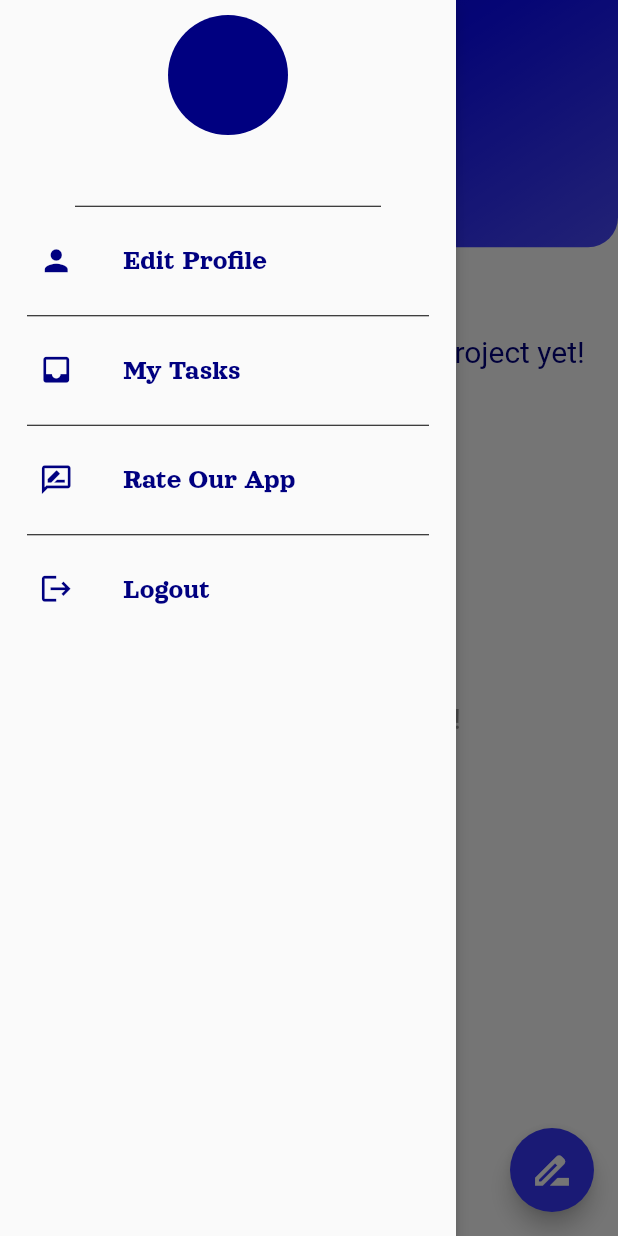
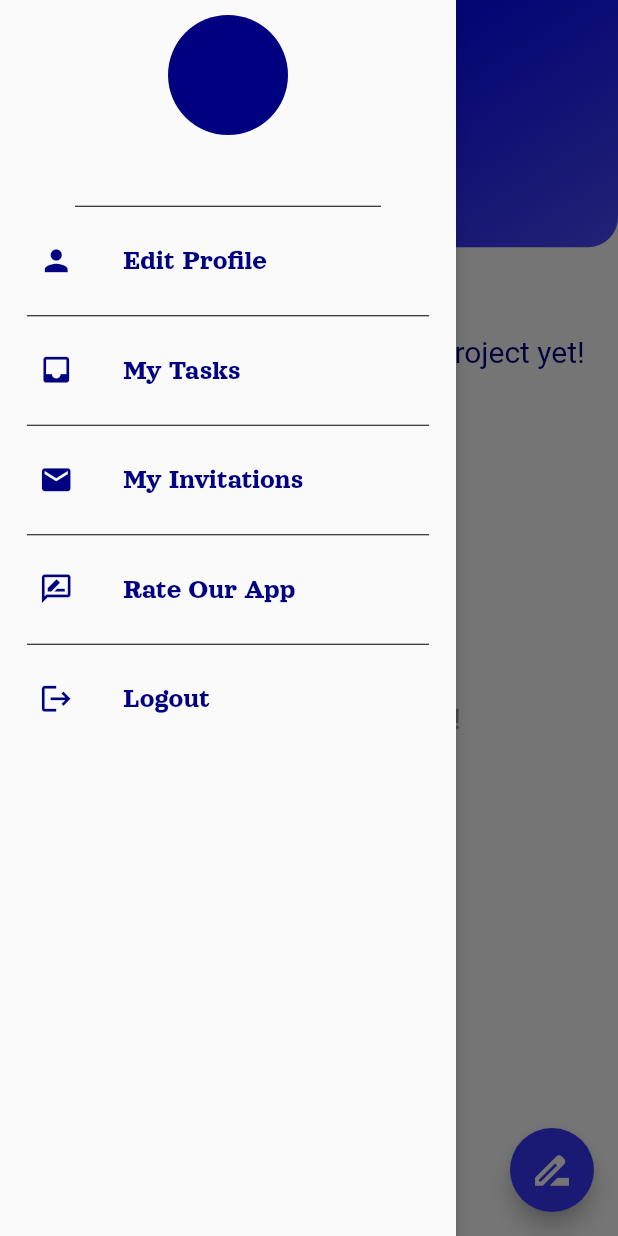
Before and after one commit to KareemMuhammad/inTask, a Flutter app: the MainScreen screen opened directly, with the side drawer open, on a phone screen of 412 x 824 dp. Run offline on Flutter 3.47's test engine with Material 2 defaults, Android fonts, the light colour scheme and no system bars; our stand-ins replace another_flushbar, audioplayers, bloc, cached_network_image, cloud_firestore, country_code_picker and 18 more; missing offline and left inert: record, search_choices; accounts and stored records are empty.

Commit message:
final commit

```diff
--- a/lib/blocs/invitation_bloc/invitation_state.dart
+++ b/lib/blocs/invitation_bloc/invitation_state.dart
@@ -6,14 +6,18 @@ abstract class InvitationState {}
 
 class InvitationInitial extends InvitationState{}
 
-class InvitationFailure extends InvitationState{}
+class InvitationReceivedFailure extends InvitationState{}
 
-class InvitationLoading extends InvitationState{}
+class InvitationUpdated extends InvitationState{}
+
+class InvitationNotUpdated extends InvitationState{}
+
+class ReceivedInvitationLoading extends InvitationState{}
 
 class InvitationDeleted extends InvitationState{}
 
-class InvitationsLoaded extends InvitationState{
-  final List<InvitationModel> invitationsList;
+class ReceivedInvitationsLoaded extends InvitationState{
+  final List<InvitationModel> receivedList;
 
-  InvitationsLoaded(this.invitationsList);
+  ReceivedInvitationsLoaded(this.receivedList);
 }
--- a/lib/blocs/project_bloc/project_cubit.dart
+++ b/lib/blocs/project_bloc/project_cubit.dart
@@ -43,13 +43,13 @@ class ProjectCubit extends Cubit<ProjectState>{
     emit(ProjectLoading());
     bool result = await projectRepository.saveProjectToDb(projectModel.toMap(),projectModel.id);
     if (result) {
-      getAllProjects(user);
+      emit(SingleProjectLoaded(projectModel));
     }else{
       emit(ProjectFailure());
     }
   }
 
-  void editProject(ProjectModel projectModel,AppUser user) async {
+  Future editProject(ProjectModel projectModel) async {
     emit(ProjectLoading());
     bool result = await projectRepository.updateCurrentProject(projectModel.toMap(),projectModel.id);
     if (result) {
--- a/lib/helper_functions/AudioRecordHelper.dart
+++ b/lib/helper_functions/AudioRecordHelper.dart
@@ -2,7 +2,6 @@ import 'package:path_provider/path_provider.dart';
 import 'package:permission_handler/permission_handler.dart';
 import 'package:audioplayers/audioplayers.dart';
 import 'dart:io';
-
 import 'package:record/record.dart';
 
 class AudioRecordHelper {
--- a/lib/helper_functions/SearchHelper.dart
+++ b/lib/helper_functions/SearchHelper.dart
@@ -36,7 +36,7 @@ class DataSearch extends SearchDelegate<AppUser>{
   Widget buildResults(BuildContext context) {
     List<AppUser> suggestionLists = query.isNotEmpty? _usersList.
     where((user) => user.id != Utils.getCurrentUser(context).id
-    && user.email.toLowerCase().contains(query)).toList():[];
+    && user.email.toLowerCase().startsWith(query)).toList():[];
     return ListView.builder(
       itemCount: suggestionLists.length,
       itemBuilder: (ctx,index){
@@ -74,7 +74,7 @@ class DataSearch extends SearchDelegate<AppUser>{
   Widget buildSuggestions(BuildContext context) {
     List<AppUser> suggestionLists = query.isNotEmpty? _usersList.
     where((user) => user.id != Utils.getCurrentUser(context).id
-    && user.email.toLowerCase().contains(query)).toList():[];
+    && user.email.toLowerCase().startsWith(query)).toList():[];
     return ListView.builder(
         itemCount: suggestionLists.length,
         itemBuilder: (ctx,index){
--- a/lib/main.dart
+++ b/lib/main.dart
@@ -4,6 +4,7 @@ import 'package:firebase_messaging/firebase_messaging.dart';
 import 'package:flutter/material.dart';
 import 'package:flutter_bloc/flutter_bloc.dart';
 import 'package:package_info_plus/package_info_plus.dart';
+import 'package:taskaty/blocs/invitation_bloc/invitation_cubit.dart';
 import 'package:taskaty/blocs/project_bloc/project_cubit.dart';
 import 'package:taskaty/blocs/search_bloc/search_cubit.dart';
 import 'package:taskaty/blocs/search_bloc/search_state.dart';
@@ -66,6 +67,9 @@ class MyApp extends StatelessWidget {
           create: (context) => MyTaskCubit(taskRepository: TaskRepository()),
         ),
         BlocProvider(
+          create: (context) => InvitationCubit(projectRepository: ProjectRepository()),
+        ),
+        BlocProvider(
           create: (context) => ProjectCubit(projectRepository: ProjectRepository()),
         ),
         BlocProvider(
--- a/lib/models/invitaion_model.dart
+++ b/lib/models/invitaion_model.dart
@@ -7,14 +7,16 @@ class InvitationModel{
   static const String GUEST = "guest";
   static const String PROJECT = "project";
   static const String DATE = "date";
+  static const String OWNER_NAME = "ownerName";
 
   String _id;
   String _ownerId;
   String _guestId;
   ProjectModel _project;
+  String _ownerName;
   String _date;
 
-  InvitationModel(this._id, this._ownerId, this._project, this._date,this._guestId);
+  InvitationModel(this._id, this._ownerId, this._project, this._date,this._guestId,this._ownerName);
 
   String get date => _date;
 
@@ -22,6 +24,11 @@ class InvitationModel{
     _date = value;
   }
 
+  String get ownerName => _ownerName;
+
+  set ownerName(String value) {
+    _ownerName = value;
+  }
 
   String get guestId => _guestId;
 
@@ -53,13 +60,15 @@ class InvitationModel{
     PROJECT : project.toMap() ?? {},
     DATE : date ?? '',
     GUEST : guestId ?? '',
+    OWNER_NAME : ownerName ?? '',
   };
 
   InvitationModel.fromSnapshot(DocumentSnapshot doc){
     id = (doc.data() as Map)[ID] ?? '';
     ownerId = (doc.data() as Map)[OWNER] ?? '';
-    project = (doc.data() as Map)[PROJECT] ?? {};
+    project = ProjectModel.fromMap((doc.data() as Map)[PROJECT] ?? {}) ?? {};
     date = (doc.data() as Map)[DATE] ?? '';
     guestId = (doc.data() as Map)[GUEST] ?? '';
+    ownerName = (doc.data() as Map)[OWNER_NAME] ?? '';
   }
 }
--- a/lib/ui/main_screen.dart
+++ b/lib/ui/main_screen.dart
@@ -14,6 +14,7 @@ import 'package:taskaty/models/user_model.dart';
 import 'package:taskaty/repo/user_repository.dart';
 import 'package:taskaty/services/notification_services.dart';
 import 'package:taskaty/ui/nav_bar/edit_profile.dart';
+import 'package:taskaty/ui/nav_bar/invitations_screen.dart';
 import 'package:taskaty/ui/project/seeAllProjectsPage.dart';
 import 'package:taskaty/ui/task/seeAllPage.dart';
 import 'package:taskaty/ui/wrapper_screen.dart';
@@ -124,6 +125,26 @@ class _MainScreenState extends State<MainScreen> {
                       padding: const EdgeInsets.all(8.0),
                       child: new Divider(height: 1,color: black,),
                     ),
+                    ListTile(
+                      leading: Icon(Icons.email,size: 23,color: darkNavy,),
+                      title: Text('My Invitations', style: TextStyle(
+                        fontSize: 19,
+                        color: darkNavy,
+                        fontFamily: 'OrelegaOne',
+                      ),),
+                      onTap: (){
+                        Navigator.pop(context);
+                        Navigator.of(context).push(MaterialPageRoute(
+                          builder: (builder) {
+                            return InvitationsScreen();
+                          },
+                        ));
+                      },
+                    ),
+                    Padding(
+                      padding: const EdgeInsets.all(8.0),
+                      child: new Divider(height: 1,color: black,),
+                    ),
                    ListTile(
                         leading: Icon(Icons.rate_review_outlined,color: darkNavy,size: 23,),
                         title: Text('Rate Our App', style: TextStyle(
@@ -205,6 +226,26 @@ class _MainScreenState extends State<MainScreen> {
                         Navigator.of(context).push(MaterialPageRoute(
                           builder: (builder) {
                             return SeeAllMyTaskPage();
+                          },
+                        ));
+                      },
+                    ),
+                    Padding(
+                      padding: const EdgeInsets.all(8.0),
+                      child: new Divider(height: 1,color: black,),
+                    ),
+                    ListTile(
+                      leading: Icon(Icons.email,size: 23,color: darkNavy,),
+                      title: Text('My Invitations', style: TextStyle(
+                        fontSize: 19,
+                        color: darkNavy,
+                        fontFamily: 'OrelegaOne',
+                      ),),
+                      onTap: (){
+                        Navigator.pop(context);
+                        Navigator.of(context).push(MaterialPageRoute(
+                          builder: (builder) {
+                            return InvitationsScreen();
                           },
                         ));
                       },
--- a/lib/ui/project/edit_project.dart
+++ b/lib/ui/project/edit_project.dart
@@ -233,7 +233,7 @@ class _EditProjectState extends State<EditProject> {
                                         final ProjectModel model = ProjectModel(Utils.getCurrentProject(context).id,
                                             Utils.getCurrentProject(context).ownerId,_nameController.text,
                                             teamIds,searchedForUsers,Utils.getCurrentProject(context).date);
-                                         projectCubit.editProject(model, Utils.getCurrentUser(context));
+                                         projectCubit.editProject(model);
                                       }
                                     }
                                  ),
```
Also changed, not shown: lib/blocs/invitation_bloc/invitation_cubit.dart (+22 -19 lines), lib/models/project_model.dart (+9 -0 lines), lib/ui/nav_bar/invitations_screen.dart (+89 -0 lines), lib/ui/project/add_project_screen.dart (+11 -5 lines), lib/widgets/stateful/received_widget.dart (added, +75 -0 lines), lib/widgets/shared/shared_widgets.dart (line endings or trailing spaces), pubspec.lock.
